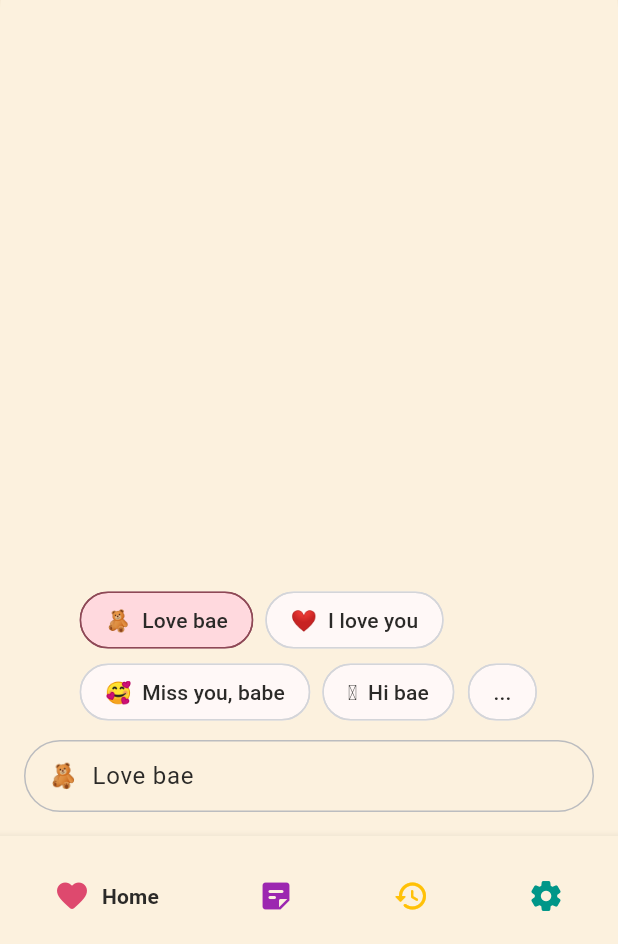
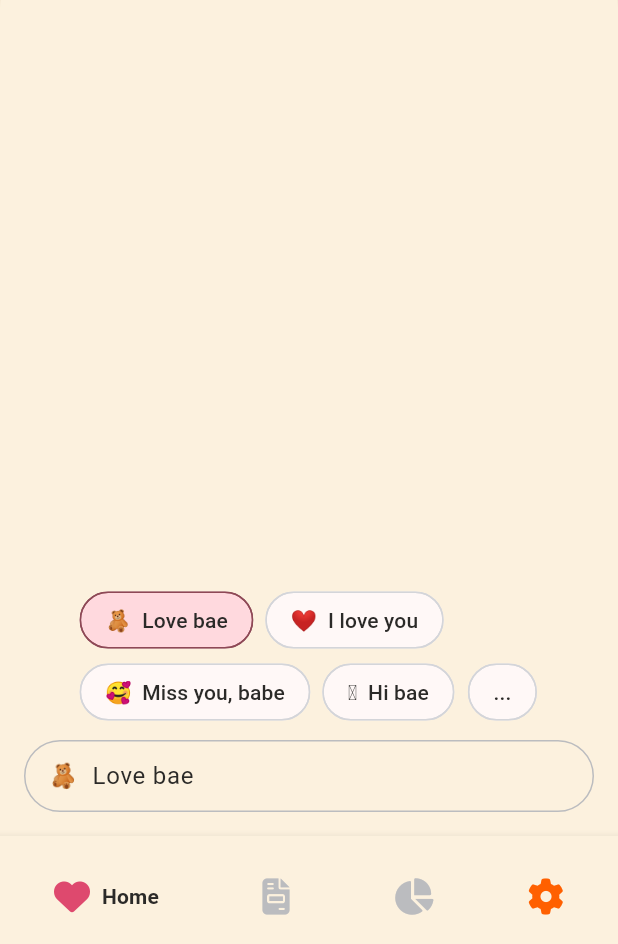
Before and after one commit to mith2000/couple_wallet, a Flutter app: the screen it shows after launch, after a tap on an icon or button, on a phone screen of 412 x 824 dp, the part 292-1236 px from its top. Run offline on Flutter 3.47's test engine with Material 3 defaults, Android fonts, the phone set to English and light mode, and no system bars; drawn by our look-alikes of flutter_form_builder, google_nav_bar; our stand-ins replace connectivity_plus, device_info_plus, flutter_native_splash, flutter_slidable, flutter_svg, font_awesome_flutter and 7 more; generated files the repository leaves out were written again.

Commit message:
New FontAwesomeIcons Added

```diff
--- a/lib/app/components/feature/home/home_nav_bar.dart
+++ b/lib/app/components/feature/home/home_nav_bar.dart
@@ -1,4 +1,5 @@
 import 'package:flutter/material.dart';
+import 'package:font_awesome_flutter/font_awesome_flutter.dart';
 import 'package:get/get.dart';
 import 'package:google_nav_bar/google_nav_bar.dart';
 
@@ -40,25 +41,25 @@ class HomeNavBar extends StatelessWidget {
       buildHomeNavTab(
         context: context,
         activeColor: AppColors.of.primaryColor,
-        icon: Icons.favorite_rounded,
+        icon: FontAwesomeIcons.solidHeart,
         text: R.strings.home,
       ),
       buildHomeNavTab(
         context: context,
-        activeColor: Colors.purple,
-        icon: Icons.sticky_note_2_rounded,
+        activeColor: AppColors.of.disableColor,
+        icon: FontAwesomeIcons.fileInvoice,
         text: R.strings.record,
       ),
       buildHomeNavTab(
         context: context,
-        activeColor: Colors.amber,
-        icon: Icons.history_rounded,
-        text: R.strings.report,
+        activeColor: AppColors.of.disableColor,
+        icon: FontAwesomeIcons.chartPie,
+        text: R.strings.statistic,
       ),
       buildHomeNavTab(
         context: context,
-        activeColor: Colors.teal,
-        icon: Icons.settings_rounded,
+        activeColor: AppColors.of.orangeColor,
+        icon: FontAwesomeIcons.gear,
         text: R.strings.setting,
       )
     ];
--- a/lib/app/components/feature/setting/setting_row.dart
+++ b/lib/app/components/feature/setting/setting_row.dart
@@ -1,4 +1,5 @@
 import 'package:flutter/material.dart';
+import 'package:font_awesome_flutter/font_awesome_flutter.dart';
 import 'package:gap/gap.dart';
 
 import '../../../theme/app_theme.dart';
@@ -79,7 +80,7 @@ class SettingRow extends StatelessWidget {
                       ),
                     ),
                     Gap(AppThemeExt.of.dimen(2)),
-                    const Icon(Icons.arrow_forward_ios_rounded),
+                    const FaIcon(FontAwesomeIcons.chevronRight),
                   ],
                 ),
                 Gap(AppThemeExt.of.dimen(2)),
--- a/lib/app/pages/home/home_controller.dart
+++ b/lib/app/pages/home/home_controller.dart
@@ -4,10 +4,10 @@ import 'package:get/get.dart';
 
 import '../../components/feature/home/home_app_bar.dart';
 import '../../components/feature/home/home_nav_bar.dart';
-import 'screens/bills_screen.dart';
 import 'screens/love/send_love_controller.dart';
 import 'screens/record_screen.dart';
 import 'screens/setting/setting_controller.dart';
+import 'screens/statistic_screen.dart';
 
 part 'home_binding.dart';
 part 'home_page.dart';
--- a/lib/app/pages/home/home_page.dart
+++ b/lib/app/pages/home/home_page.dart
@@ -6,7 +6,7 @@ const onBackgroundColor = Color(0xff2B2A28);
 const screens = [
   SendLoveScreen(),
   RecordScreen(),
-  BillsScreen(),
+  StatisticScreen(),
   SettingScreen(),
 ];
 
--- a/lib/app/pages/home/screens/setting/setting_controller.dart
+++ b/lib/app/pages/home/screens/setting/setting_controller.dart
@@ -2,6 +2,7 @@ import 'package:couple_wallet/app/components/main/text/highlight_headline_text.d
 import 'package:flutter/foundation.dart';
 import 'package:flutter/material.dart';
 import 'package:flutter/services.dart';
+import 'package:font_awesome_flutter/font_awesome_flutter.dart';
 import 'package:gap/gap.dart';
 import 'package:get/get.dart';
 
--- a/lib/app/pages/home/screens/bills_screen.dart
+++ b/lib/app/pages/home/screens/statistic_screen.dart
@@ -1,7 +1,7 @@
 import 'package:flutter/material.dart';
 
-class BillsScreen extends StatelessWidget {
-  const BillsScreen({super.key});
+class StatisticScreen extends StatelessWidget {
+  const StatisticScreen({super.key});
 
   @override
   Widget build(BuildContext context) {
--- a/lib/resources/strings/intl_en.arb
+++ b/lib/resources/strings/intl_en.arb
@@ -4,7 +4,7 @@
   "uiKitMaterial3": "UI Kit - Material 3",
   "home": "Home",
   "record": "Record",
-  "report": "Report",
+  "statistic": "Statistic",
   "setting": "Setting",
   "close": "Close",
   "send": "Send",
--- a/lib/resources/strings/intl_vi.arb
+++ b/lib/resources/strings/intl_vi.arb
@@ -4,8 +4,8 @@
   "uiKitMaterial3": "UI Kit - Material 3",
   "home": "Chính",
   "record": "Ghi",
-  "report": "Báo cáo",
-  "setting": "Cài đặt",
+  "statistic": "Tính",
+  "setting": "Chỉnh",
   "close": "Close",
   "send": "Gửi",
   "wait": "Đợi",
--- a/pubspec.yaml
+++ b/pubspec.yaml
@@ -34,6 +34,7 @@ dependencies:
   google_nav_bar: ^5.0.6
   flutter_form_builder: ^9.2.1
   gap: any
+  font_awesome_flutter: ^10.7.0
   # Data
   shared_preferences: ^2.2.0
 
```
Also changed, not shown: pubspec.lock.
